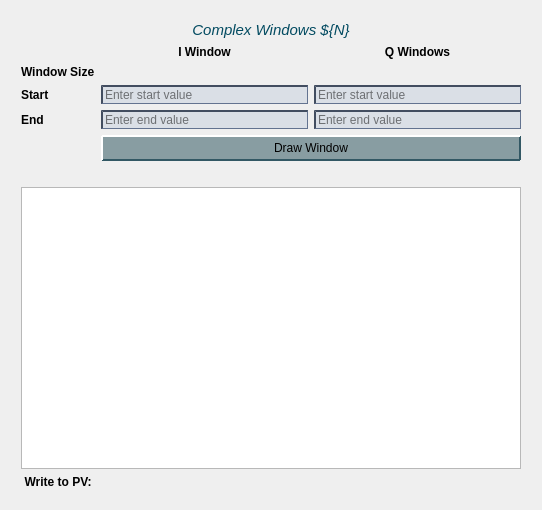
Old version of the form new_look/define_average_window.ui in the repository cristinasewell/ATCA_PyDM_Screens.
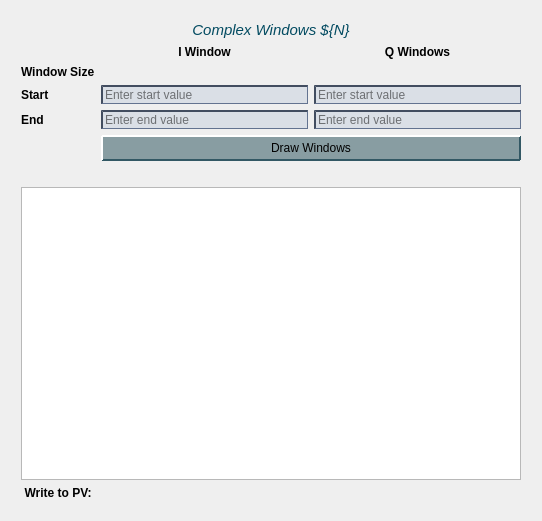
New version of the form. Custom widgets are drawn as their Qt base class.

Commit message: FIX: change buttons to horizontal layout

The edit to the form file:
```diff
--- a/new_look/define_average_window.ui
+++ b/new_look/define_average_window.ui
@@ -7,7 +7,7 @@
     <x>0</x>
     <y>0</y>
     <width>538</width>
-    <height>510</height>
+    <height>521</height>
    </rect>
   </property>
   <property name="windowTitle">
@@ -65,9 +65,6 @@
      <property name="bottomMargin">
       <number>10</number>
      </property>
-     <item row="9" column="1" colspan="2">
-      <layout class="QVBoxLayout" name="button_layout"/>
-     </item>
      <item row="3" column="0">
       <widget class="QLabel" name="start_label">
        <property name="font">
@@ -81,6 +78,13 @@
        </property>
       </widget>
      </item>
+     <item row="6" column="1" colspan="2">
+      <widget class="QPushButton" name="draw_window_pb">
+       <property name="text">
+        <string>Draw Windows</string>
+       </property>
+      </widget>
+     </item>
      <item row="7" column="1" colspan="2">
       <widget class="QLabel" name="error_label">
        <property name="font">
@@ -278,12 +282,8 @@
        </property>
       </widget>
      </item>
-     <item row="6" column="1" colspan="2">
-      <widget class="QPushButton" name="draw_window_pb">
-       <property name="text">
-        <string>Draw Window</string>
-       </property>
-      </widget>
+     <item row="9" column="1" colspan="2">
+      <layout class="QHBoxLayout" name="button_layout"/>
      </item>
     </layout>
    </item>
```
